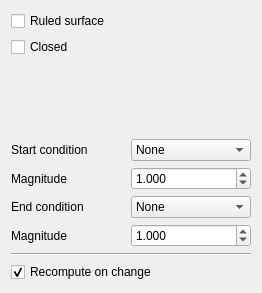
Above: src/Mod/PartDesign/Gui/TaskLoftParameters.ui from sean-de-courcy/FreeCAD before the change. Below: the same form after it.
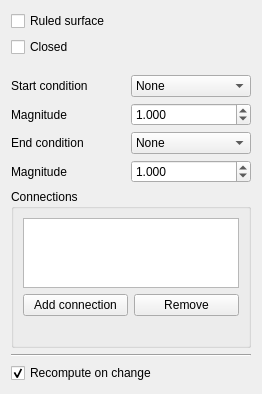
That is the form after the change.

Commit message: PartDesign: loft connections, Onshape's vertex pairs between two profiles (ops#640)

What changed in the file:
```diff
--- a/src/Mod/PartDesign/Gui/TaskLoftParameters.ui
+++ b/src/Mod/PartDesign/Gui/TaskLoftParameters.ui
@@ -138,6 +138,62 @@
      </item>
     </layout>
    </item>
+   <item>
+    <widget class="QGroupBox" name="groupConnections">
+     <property name="title">
+      <string>Connections</string>
+     </property>
+     <property name="toolTip">
+      <string>Vertex pairs the loft joins: one vertex on the profile, one on the section</string>
+     </property>
+     <layout class="QVBoxLayout" name="connectionsLayout">
+      <item>
+       <widget class="QListWidget" name="listConnections">
+        <property name="selectionMode">
+         <enum>QAbstractItemView::ExtendedSelection</enum>
+        </property>
+        <property name="maximumSize">
+         <size>
+          <width>16777215</width>
+          <height>100</height>
+         </size>
+        </property>
+       </widget>
+      </item>
+      <item>
+       <layout class="QHBoxLayout" name="connectionButtonsLayout">
+        <item>
+         <widget class="QPushButton" name="buttonAddConnection">
+          <property name="text">
+           <string>Add connection</string>
+          </property>
+          <property name="toolTip">
+           <string>Pick a vertex on the profile, then one on the section</string>
+          </property>
+          <property name="checkable">
+           <bool>true</bool>
+          </property>
+         </widget>
+        </item>
+        <item>
+         <widget class="QPushButton" name="buttonRemoveConnection">
+          <property name="text">
+           <string>Remove</string>
+          </property>
+         </widget>
+        </item>
+       </layout>
+      </item>
+      <item>
+       <widget class="QLabel" name="labelConnectionHint">
+        <property name="wordWrap">
+         <bool>true</bool>
+        </property>
+       </widget>
+      </item>
+     </layout>
+    </widget>
+   </item>
    <item>
     <widget class="Line" name="line">
      <property name="orientation">
```
Left out of the diff: 3 changed lines with no effect on the pictures. The commit also changes 10 other files.
